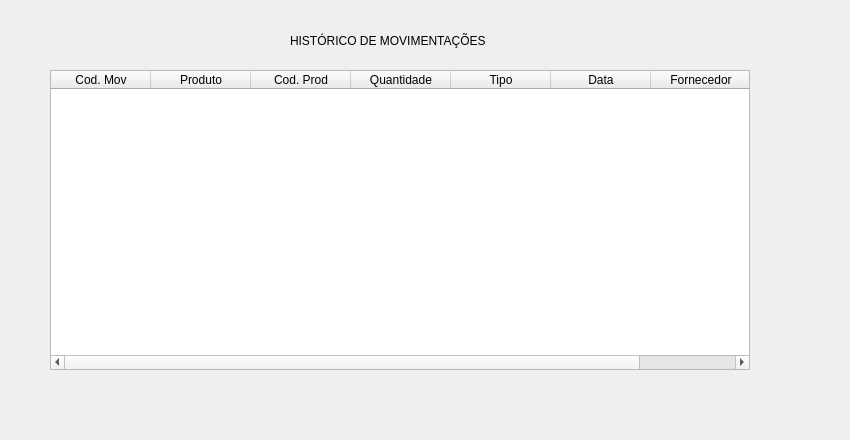
This is HISTORICO.ui in leohpmoreira/inventoryManagement as Qt 5 draws it before an edit. The edited form follows.
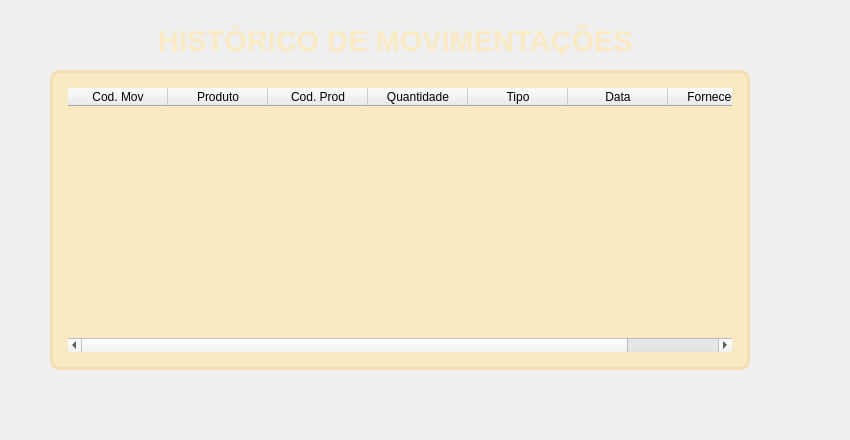
This is the edited form.

```diff
--- a/HISTORICO.ui
+++ b/HISTORICO.ui
@@ -28,15 +28,29 @@
   <widget class="QLabel" name="label">
    <property name="geometry">
     <rect>
-     <x>290</x>
+     <x>50</x>
      <y>20</y>
-     <width>271</width>
+     <width>691</width>
      <height>41</height>
     </rect>
    </property>
+   <property name="font">
+    <font>
+     <family>Segoe UI</family>
+     <pointsize>22</pointsize>
+     <weight>75</weight>
+     <bold>true</bold>
+    </font>
+   </property>
+   <property name="styleSheet">
+    <string notr="true">color:rgb(249, 234, 195);</string>
+   </property>
    <property name="text">
     <string>HISTÓRICO DE MOVIMENTAÇÕES</string>
    </property>
+   <property name="alignment">
+    <set>Qt::AlignCenter</set>
+   </property>
   </widget>
   <widget class="QTableWidget" name="tableWidget">
    <property name="geometry">
@@ -59,6 +73,15 @@
      <height>300</height>
     </size>
    </property>
+   <property name="styleSheet">
+    <string notr="true">QTableWidget {
+	border: 3px solid rgb(245, 222, 179);
+	border-radius: 10px;
+	padding: 15px;
+	background-color:rgb(249, 234, 195);
+	color: rgb(45, 45, 45);
+}</string>
+   </property>
    <column>
     <property name="text">
      <string>Cod. Mov</string>
```
